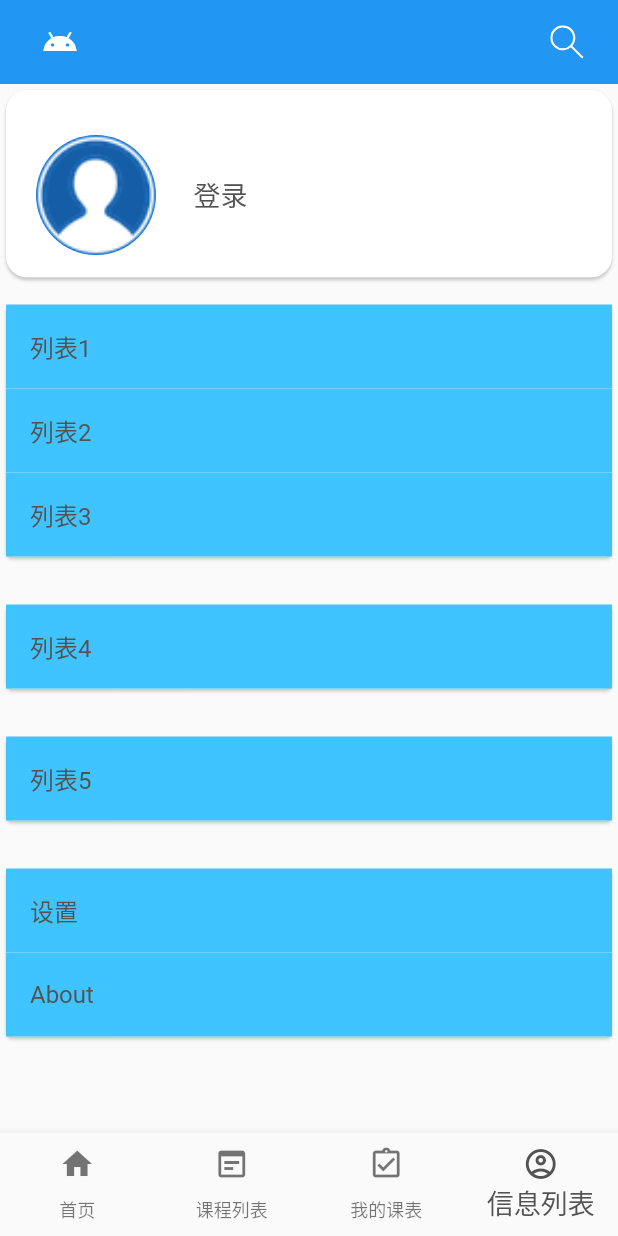
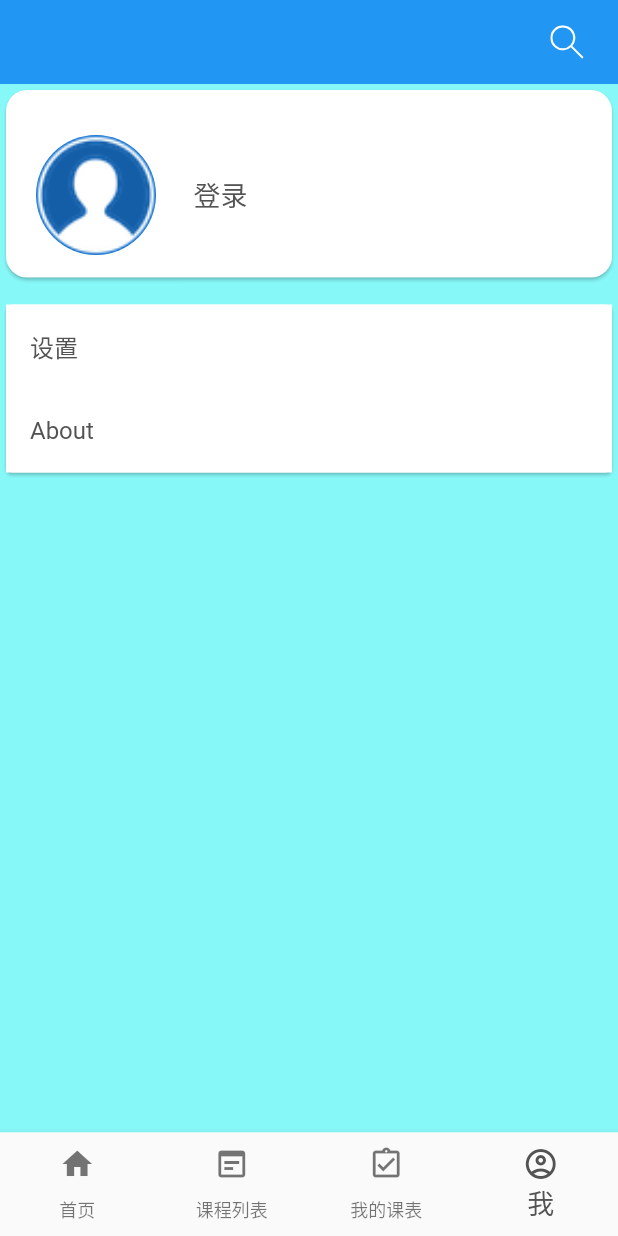
Before and after one commit to cetlewa/buaaCourse_2021, a Flutter app: the screen it shows after launch, item 4 of the bottom bar chosen, on a phone screen of 412 x 824 dp. Run offline on Flutter 3.47's test engine with Material 2 defaults, Android fonts, the phone set to English and light mode, and no system bars; our stand-ins replace flutter_svg, fluttertoast; network calls fail; project files that could hold a hidden picture were left out.

Commit message:
用户页面细节优化，全局url优化

```diff
--- a/lib/main.dart
+++ b/lib/main.dart
@@ -42,5 +42,8 @@ class HomePage extends StatefulWidget {
 }
 
 class Global {
-  static User globalUser = User("000", "userName", "userPwd", "userGender", "userSchool", "userGrade", "userLocation", "userTel", "userMail");
+  static User globalUser = User("", "userName", "userPwd", "userGender",
+      "userSchool", "userGrade", "userLocation", "userTel", "userMail");
+
+  static String baseUrl = "https://service-dj0lsdex-1308473899.bj.apigw.tencentcs.com/release/";
 }
--- a/lib/screens/home/home.dart
+++ b/lib/screens/home/home.dart
@@ -1,4 +1,3 @@
-import 'package:buaacourse/models/homenews.dart';
 import 'package:buaacourse/models/homenews.dart';
 import 'package:buaacourse/screens/home/home_detail.dart';
 import 'package:buaacourse/screens/home/home_http.dart';
--- a/lib/screens/home/home_http.dart
+++ b/lib/screens/home/home_http.dart
@@ -1,11 +1,11 @@
 import 'package:buaacourse/models/homenews.dart';
+import 'package:buaacourse/main.dart';
 import 'package:http/http.dart';
 
 import 'dart:convert';
 
 class Homehttp {
-  //TODO:Url
-  final String postsUrl = "http://127.0.0.1:5000/";
+  final String postsUrl = Global.baseUrl + "test";
 
   Future<List<Homenews>> getHomenews() async {
     Response response = await get(Uri.parse(postsUrl));
--- a/lib/screens/home/home_screen.dart
+++ b/lib/screens/home/home_screen.dart
@@ -37,10 +37,6 @@ class HomePageState extends State<HomePage> {
       //   icon: SvgPicture.asset("assets/icons/back.svg"),
       //   onPressed: () {},
       // ),
-      title: IconButton(
-          icon: Icon(Icons.android_outlined),
-          onPressed: () {}
-      ),
       actions: <Widget>[
         IconButton(
           icon: SvgPicture.asset(
@@ -65,7 +61,7 @@ class HomePageState extends State<HomePage> {
         BottomNavigationBarItem(icon: Icon(Icons.home), label: '首页'),
         BottomNavigationBarItem(icon: Icon(Icons.wysiwyg_outlined), label: '课程列表'),
         BottomNavigationBarItem(icon: Icon(Icons.assignment_turned_in_outlined), label: '我的课表'),
-        BottomNavigationBarItem(icon: Icon(Icons.account_circle_outlined), label: '信息列表'),
+        BottomNavigationBarItem(icon: Icon(Icons.account_circle_outlined), label: '我'),
       ],
       currentIndex: _selectedIndex,
       onTap: (int index){
--- a/lib/screens/home/user.dart
+++ b/lib/screens/home/user.dart
@@ -1,5 +1,4 @@
 import 'package:buaacourse/main.dart';
-import 'package:buaacourse/screens/login/login.dart';
 import 'package:flutter/material.dart';
 
 class User extends StatelessWidget{
@@ -7,6 +6,7 @@ class User extends StatelessWidget{
   Widget build(BuildContext context) {
     return Scaffold(
       body: Container(
+        color: Color(0xF281F8F8),
         child: ListView(
           children: <Widget>[
             MeHeader(),
@@ -20,33 +20,68 @@ class User extends StatelessWidget{
 
   Widget buildCells(BuildContext context) {
     return Container(
-      child: Column(
+      child: Global.globalUser.userId == "" ?
+              Column(
                 children: <Widget>[
                   Card(
                     child: Column(
                       children: [
                         Container(
-                  color: Colors.lightBlueAccent,
+                          color: Colors.white,
+                          child: ListTile(
+                            title: Text("设置"),
+                            // iconName: "img/me_setting.png",
+                            // onPressed: () {
+                            // },
+                          ),
+                        ),
+                        Container(
+                          color: Colors.white,
+                          child: ListTile(
+                            title: Text("About"),
+                            // iconName: 'img/me_feedback.png',
+                            // onPressed: () {
+                            // },
+                          ),
+                        ),
+                      ],
+                    ),
+                  ),
+                ],
+              ) :
+              Column(
+        children: <Widget>[
+          Card(
+            child: Column(
+              children: [
+                Card(
+                  child: Container(
+                    color: Colors.white,
                     child: ListTile(
                       title: Text("列表1"),
                       // iconName: "img/me_buy.png",
                       // onPressed: () {},
                     ),
                   ),
-                Container(
-                  color: Colors.lightBlueAccent,
+                ),
+                Card(
+                  child: Container(
+                    color: Colors.white,
                     child: ListTile(
                       title: Text("列表2"),
                       // iconName: "img/me_feedback.png",
                       // onPressed: () {},
                     ),
                   ),
-                Container(
-                  color: Colors.lightBlueAccent,
+                ),
+                Card(
+                  child: Container(
+                    color: Colors.white,
                     child: ListTile(
                       title: Text("列表3"),
                       // iconName: "img/me_coupon.png",
                       // onPressed: () {},
+                    ),
                   ),
                 ),
               ],
@@ -55,7 +90,7 @@ class User extends StatelessWidget{
           SizedBox(height: 24.0),
           Card(
             child: Container(
-              color: Colors.lightBlueAccent,
+              color: Colors.white,
               child: ListTile(
                 title: Text("列表4"),
                 // iconName: "img/me_date.png",
@@ -66,7 +101,7 @@ class User extends StatelessWidget{
           SizedBox(height: 24.0),
           Card(
             child: Container(
-              color: Colors.lightBlueAccent,
+              color: Colors.white,
               child: ListTile(
                 title: Text("列表5"),
                 // iconName: "img/me_action.png",
@@ -79,7 +114,7 @@ class User extends StatelessWidget{
             child: Column(
               children: [
                 Container(
-                  color: Colors.lightBlueAccent,
+                  color: Colors.white,
                   child: ListTile(
                     title: Text("设置"),
                     // iconName: "img/me_setting.png",
@@ -88,7 +123,7 @@ class User extends StatelessWidget{
                   ),
                 ),
                 Container(
-                  color: Colors.lightBlueAccent,
+                  color: Colors.white,
                   child: ListTile(
                     title: Text("About"),
                     // iconName: 'img/me_feedback.png',
@@ -114,21 +149,31 @@ class MeHeader extends StatelessWidget {
         onTap: () {
         },
         child: Card(
+          color: Colors.white,
           shape: const RoundedRectangleBorder(borderRadius: BorderRadius.all(Radius.circular(14.0))),
           child: Container(
             padding: EdgeInsets.fromLTRB(20, 30, 15, 15),
             child: Row(
               children: <Widget>[
-                CircleAvatar(
+                Container(
+                  child: GestureDetector(
+                    child: CircleAvatar(
                       radius: 40,
                       backgroundImage: AssetImage('assets/images/placeholder_avatar.png'),
+                    ),
+                    onTap: (){
+                      if (Global.globalUser.userId == "") {
+                        Navigator.pushNamed(context, "login_page");
+                      }
+                    },
+                  ),
                 ),
                 SizedBox(width: 25),
                 Expanded(
                   child: Column(
                     crossAxisAlignment: CrossAxisAlignment.start,
                     children: <Widget>[
-                      Global.globalUser.userId == "000" ?
+                      Global.globalUser.userId == "" ?
                       Container(
                         child: GestureDetector(
                           child: Text(
--- a/lib/screens/login/login.dart
+++ b/lib/screens/login/login.dart
@@ -44,8 +44,7 @@ class _Login extends State<Login> {
   }
 
   _checkUserInfo() async {
-    var loginUrl =
-        "https://service-dj0lsdex-1308473899.bj.apigw.tencentcs.com/release/login";
+    var loginUrl = Global.baseUrl + "login";
 
     var result = await post(Uri.parse(loginUrl),
         body: json.encode({
--- a/lib/screens/login/register.dart
+++ b/lib/screens/login/register.dart
@@ -45,8 +45,7 @@ class _Register extends State<Register> {
   }
 
   _postData() async {
-    var loginUrl =
-        "https://service-dj0lsdex-1308473899.bj.apigw.tencentcs.com/release/register";
+    var loginUrl = Global.baseUrl + "register";
 
     var result = await post(Uri.parse(loginUrl),
         body: utf8.encode(json.encode({
```
Lines whose indentation alone changed are shown as unchanged.
